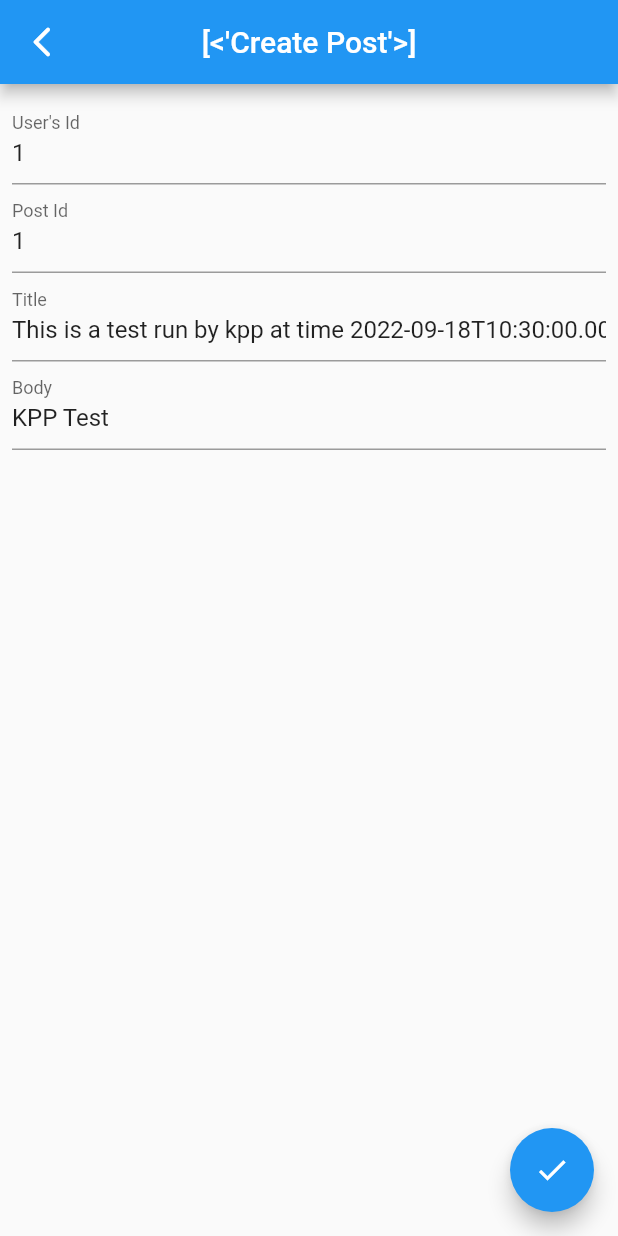
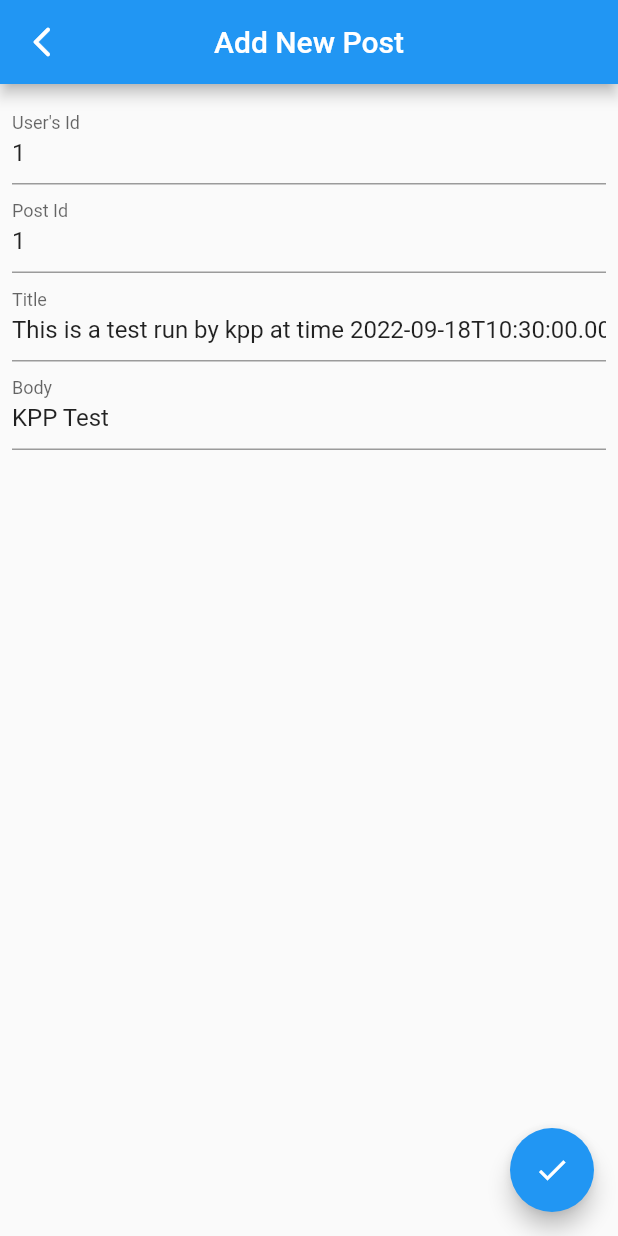
Before and after one commit to Romanbot4/retrofit_test, a Flutter app: the screen it shows after launch, after a tap on the "add" icon, on a phone screen of 412 x 824 dp. Run offline on Flutter 3.47's test engine with Material 2 defaults, Android fonts, the phone set to English and light mode, and no system bars; our stand-ins replace dio, pretty_dio_logger, retrofit; generated files the repository leaves out were written again; network calls fail.

Commit message:
weird title text fixed

```diff
--- a/lib/pages/create_post_page.dart
+++ b/lib/pages/create_post_page.dart
@@ -46,7 +46,7 @@ class _CreatePostPageState extends State<CreatePostPage> {
           },
           icon: const Icon(Icons.arrow_back_ios_new_rounded),
         ),
-        title: Text(widget.key.toString()),
+        title: const Text("Add New Post"),
       ),
       body: Form(
         key: formKey,
--- a/lib/pages/home_page.dart
+++ b/lib/pages/home_page.dart
@@ -42,7 +42,7 @@ class _HomePageState extends State<HomePage> {
 
     return Scaffold(
       appBar: AppBar(
-        title: Text(widget.key.toString()),
+        title: const Text("Retrofit Pub Test"),
       ),
       body: RefreshIndicator(
         onRefresh: refreshData,
```
